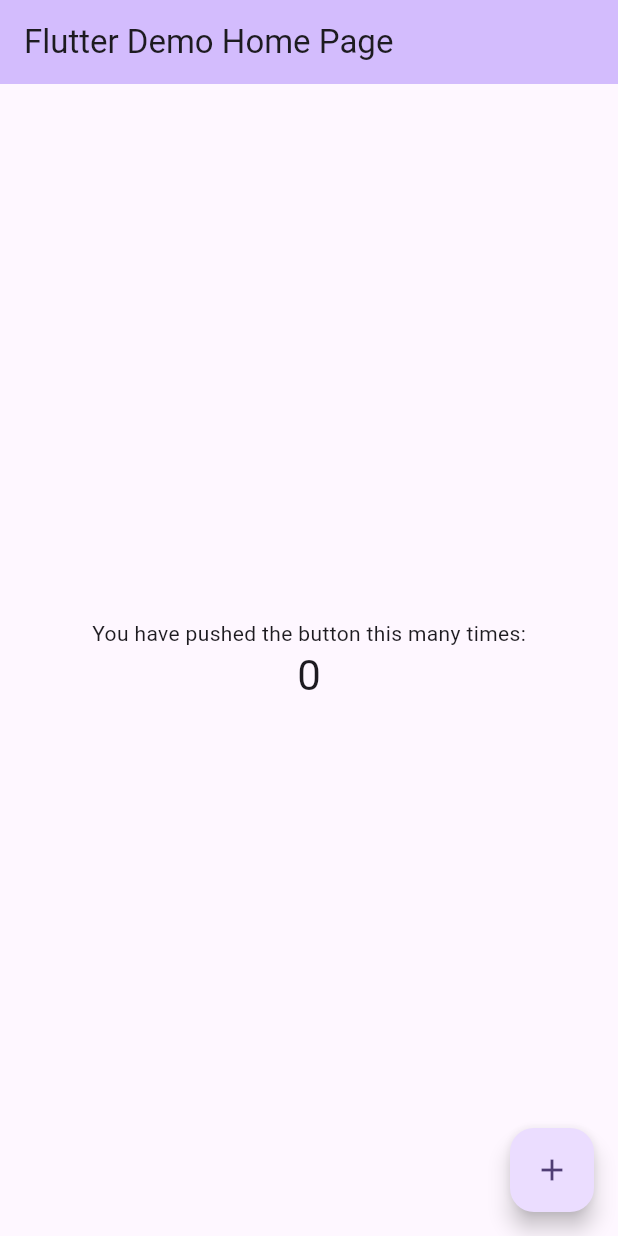
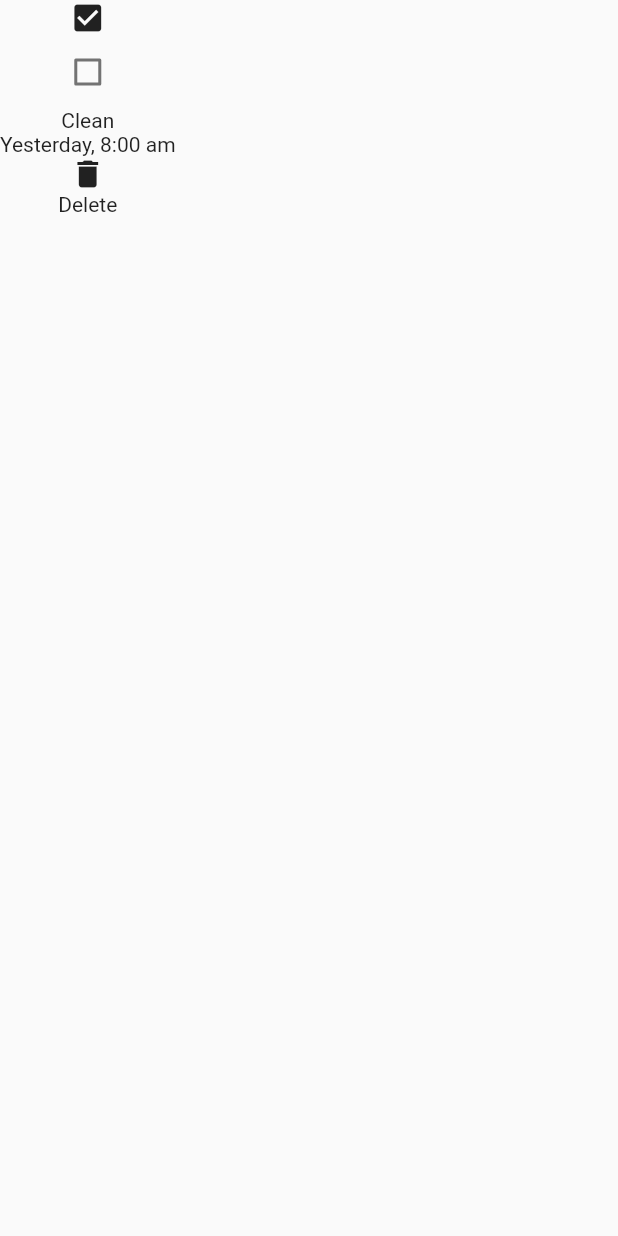
Before and after one commit to Kylaaajy/cc206-dolisto, a Flutter app: the screen it shows after launch, on a phone screen of 412 x 824 dp. Run offline on Flutter 3.47's test engine with Material 2 defaults, Android fonts, the phone set to English and light mode, and no system bars.

Commit message:
edited the delete task dart

```diff
--- /dev/null
+++ b/lib/features/delete_task.dart
@@ -0,0 +1,24 @@
+import 'package:flutter/material.dart';
+
+class DeleteTask extends StatelessWidget {
+  const DeleteTask({Key? key});
+
+  @override
+  Widget build(BuildContext context) {
+    return Scaffold(
+      body: Column(
+        children: [
+          Icon(Icons.check_box),
+          Checkbox(
+            value: false,
+            onChanged: (value) {},
+          ),
+          Text('Clean'),
+          Text('Yesterday, 8:00 am'),
+          Icon(Icons.delete),
+          Text('Delete'),
+        ],
+      ),
+    );
+  }
+}
--- a/lib/main.dart
+++ b/lib/main.dart
@@ -1,4 +1,5 @@
 import 'package:flutter/material.dart';
+import 'features/delete_task.dart';
 
 void main() {
   runApp(const MyApp());
@@ -10,116 +11,8 @@ class MyApp extends StatelessWidget {
   // This widget is the root of your application.
   @override
   Widget build(BuildContext context) {
-    return MaterialApp(
-      title: 'Flutter Demo',
-      theme: ThemeData(
-        // This is the theme of your application.
-        //
-        // TRY THIS: Try running your application with "flutter run". You'll see
-        // the application has a blue toolbar. Then, without quitting the app,
-        // try changing the seedColor in the colorScheme below to Colors.green
-        // and then invoke "hot reload" (save your changes or press the "hot
-        // reload" button in a Flutter-supported IDE, or press "r" if you used
-        // the command line to start the app).
-        //
-        // Notice that the counter didn't reset back to zero; the application
-        // state is not lost during the reload. To reset the state, use hot
-        // restart instead.
-        //
-        // This works for code too, not just values: Most code changes can be
-        // tested with just a hot reload.
-        colorScheme: ColorScheme.fromSeed(seedColor: Colors.deepPurple),
-        useMaterial3: true,
-      ),
-      home: const MyHomePage(title: 'Flutter Demo Home Page'),
+    return const MaterialApp(
+      home: const DeleteTask(),
     );
   }
 }
-
-class MyHomePage extends StatefulWidget {
-  const MyHomePage({super.key, required this.title});
-
-  // This widget is the home page of your application. It is stateful, meaning
-  // that it has a State object (defined below) that contains fields that affect
-  // how it looks.
-
-  // This class is the configuration for the state. It holds the values (in this
-  // case the title) provided by the parent (in this case the App widget) and
-  // used by the build method of the State. Fields in a Widget subclass are
-  // always marked "final".
-
-  final String title;
-
-  @override
-  State<MyHomePage> createState() => _MyHomePageState();
-}
-
-class _MyHomePageState extends State<MyHomePage> {
-  int _counter = 0;
-
-  void _incrementCounter() {
-    setState(() {
-      // This call to setState tells the Flutter framework that something has
-      // changed in this State, which causes it to rerun the build method below
-      // so that the display can reflect the updated values. If we changed
-      // _counter without calling setState(), then the build method would not be
-      // called again, and so nothing would appear to happen.
-      _counter++;
-    });
-  }
-
-  @override
-  Widget build(BuildContext context) {
-    // This method is rerun every time setState is called, for instance as done
-    // by the _incrementCounter method above.
-    //
-    // The Flutter framework has been optimized to make rerunning build methods
-    // fast, so that you can just rebuild anything that needs updating rather
-    // than having to individually change instances of widgets.
-    return Scaffold(
-      appBar: AppBar(
-        // TRY THIS: Try changing the color here to a specific color (to
-        // Colors.amber, perhaps?) and trigger a hot reload to see the AppBar
-        // change color while the other colors stay the same.
-        backgroundColor: Theme.of(context).colorScheme.inversePrimary,
-        // Here we take the value from the MyHomePage object that was created by
-        // the App.build method, and use it to set our appbar title.
-        title: Text(widget.title),
-      ),
-      body: Center(
-        // Center is a layout widget. It takes a single child and positions it
-        // in the middle of the parent.
-        child: Column(
-          // Column is also a layout widget. It takes a list of children and
-          // arranges them vertically. By default, it sizes itself to fit its
-          // children horizontally, and tries to be as tall as its parent.
-          //
-          // Column has various properties to control how it sizes itself and
-          // how it positions its children. Here we use mainAxisAlignment to
-          // center the children vertically; the main axis here is the vertical
-          // axis because Columns are vertical (the cross axis would be
-          // horizontal).
-          //
-          // TRY THIS: Invoke "debug painting" (choose the "Toggle Debug Paint"
-          // action in the IDE, or press "p" in the console), to see the
-          // wireframe for each widget.
-          mainAxisAlignment: MainAxisAlignment.center,
-          children: <Widget>[
-            const Text(
-              'You have pushed the button this many times:',
-            ),
-            Text(
-              '$_counter',
-              style: Theme.of(context).textTheme.headlineMedium,
-            ),
-          ],
-        ),
-      ),
-      floatingActionButton: FloatingActionButton(
-        onPressed: _incrementCounter,
-        tooltip: 'Increment',
-        child: const Icon(Icons.add),
-      ), // This trailing comma makes auto-formatting nicer for build methods.
-    );
-  }
-}
```
